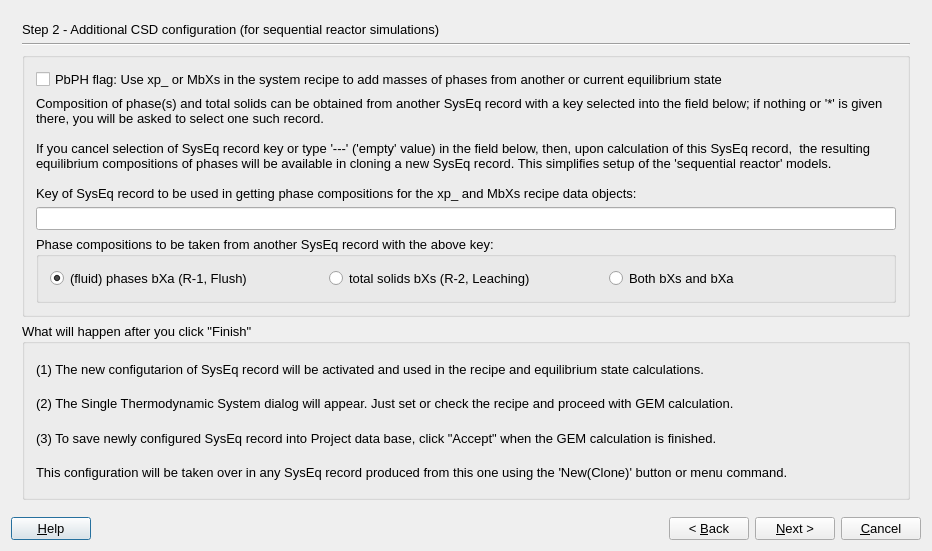
Above: gems3/vizor4/dlg4/SystemWizard4.ui from gemshub/GEMSGUI before the change. Below: the same form after it.
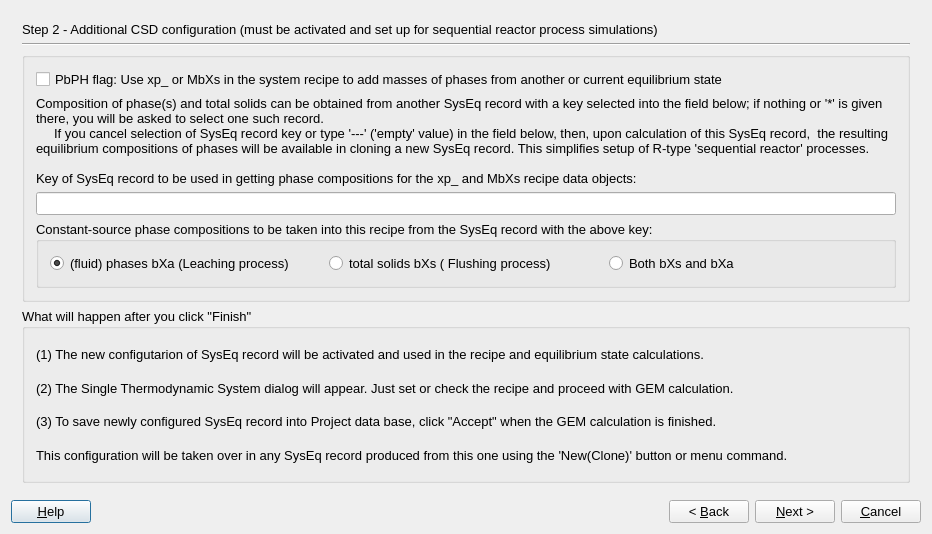
That is the form after the change.

Commit message: Corrected some comments in wizards related to setup of R-type processes (DK)

```diff
--- a/gems3/vizor4/dlg4/SystemWizard4.ui
+++ b/gems3/vizor4/dlg4/SystemWizard4.ui
@@ -7,7 +7,7 @@
     <x>0</x>
     <y>0</y>
     <width>932</width>
-    <height>551</height>
+    <height>534</height>
    </rect>
   </property>
   <property name="font">
@@ -204,7 +204,7 @@
           </sizepolicy>
          </property>
          <property name="text">
-          <string>Step 2 - Additional CSD configuration (for sequential reactor simulations)</string>
+          <string>Step 2 - Additional CSD configuration (must be activated and set up for sequential reactor process simulations)</string>
          </property>
         </widget>
        </item>
@@ -237,9 +237,8 @@
           <item>
            <widget class="QLabel" name="label_4">
             <property name="text">
-             <string>Composition of phase(s) and total solids can be obtained from another SysEq record with a key selected into the field below; if nothing or '*' is given there, you will be asked to select one such record. 
-
-If you cancel selection of SysEq record key or type '---' ('empty' value) in the field below, then, upon calculation of this SysEq record,  the resulting equilibrium compositions of phases will be available in cloning a new SysEq record. This simplifies setup of the 'sequential reactor' models. 
+             <string>Composition of phase(s) and total solids can be obtained from another SysEq record with a key selected into the field below; if nothing or '*' is given there, you will be asked to select one such record.
+     If you cancel selection of SysEq record key or type '---' ('empty' value) in the field below, then, upon calculation of this SysEq record,  the resulting equilibrium compositions of phases will be available in cloning a new SysEq record. This simplifies setup of R-type 'sequential reactor' processes. 
 
 Key of SysEq record to be used in getting phase compositions for the xp_ and MbXs recipe data objects:</string>
             </property>
@@ -257,13 +256,13 @@
           <item>
            <widget class="QGroupBox" name="grPPHk">
             <property name="title">
-             <string>Phase compositions to be taken from another SysEq record with the above key: </string>
+             <string>Constant-source phase compositions to be taken into this recipe from the SysEq record with the above key: </string>
             </property>
             <layout class="QHBoxLayout" name="horizontalLayout">
              <item>
               <widget class="QRadioButton" name="r2">
                <property name="text">
-                <string>(fluid) phases bXa (R-1, Flush)</string>
+                <string>(fluid) phases bXa (Leaching process)</string>
                </property>
                <property name="checked">
                 <bool>true</bool>
@@ -273,7 +272,7 @@
              <item>
               <widget class="QRadioButton" name="r1">
                <property name="text">
-                <string>total solids bXs (R-2, Leaching) </string>
+                <string>total solids bXs ( Flushing process) </string>
                </property>
               </widget>
              </item>
```
The commit also changes 1 other file.
